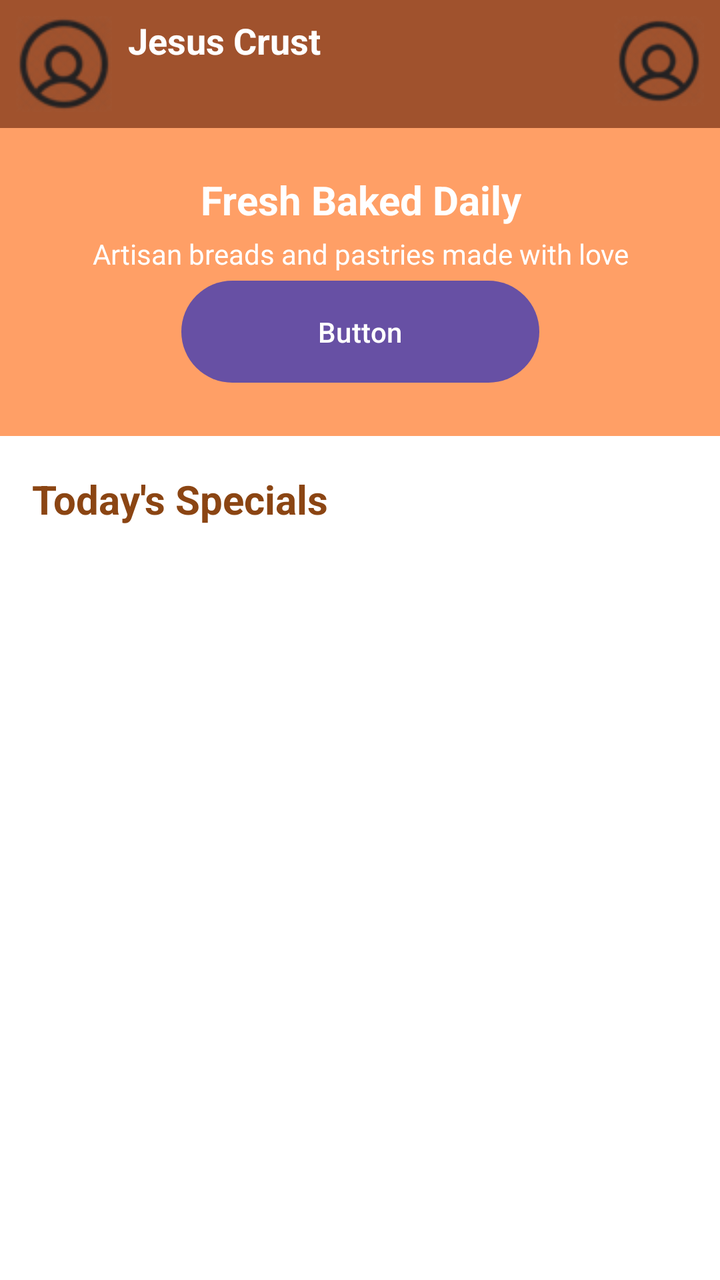
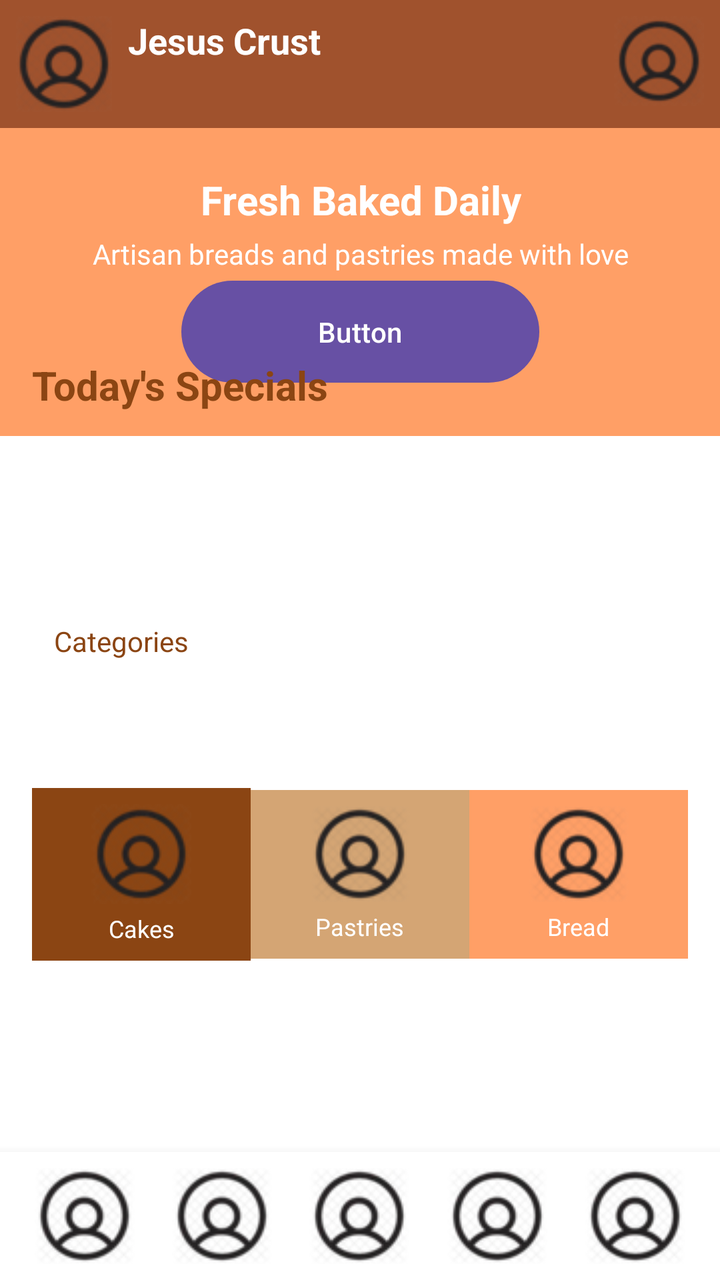

The first picture is an Android layout as it rendered before a commit; the second is the same layout after the commit. The layout source and the unified diff follow.
<!-- AndroidManifest.xml: application theme Theme.JesusCrust -->
<!-- res/layout/menu.xml -->
<?xml version="1.0" encoding="utf-8"?>
<androidx.constraintlayout.widget.ConstraintLayout
    xmlns:android="http://schemas.android.com/apk/res/android"
    xmlns:app="http://schemas.android.com/apk/res-auto"
    xmlns:tools="http://schemas.android.com/tools"
    android:id="@+id/menu"
    android:layout_width="match_parent"
    android:layout_height="match_parent"
    android:background="#FFFFFF"
    tools:context=".MenuActivity">

    
    <LinearLayout
        android:id="@+id/BannerDailyHome"
        android:layout_width="408dp"
        android:layout_height="154dp"
        android:background="#FF9F66"
        android:gravity="center"
        android:orientation="vertical"
        android:padding="16dp"
        app:layout_constraintEnd_toEndOf="parent"
        app:layout_constraintStart_toStartOf="parent"
        app:layout_constraintTop_toBottomOf="@id/TopBannerContainer">

        <TextView
            android:id="@+id/textDaily"
            android:layout_width="wrap_content"
            android:layout_height="wrap_content"
            android:text="Fresh Baked Daily"
            android:textAlignment="center"
            android:textColor="#FFFFFF"
            android:textSize="20sp"
            android:textStyle="bold" />

        <TextView
            android:id="@+id/textDaily2"
            android:layout_width="match_parent"
            android:layout_height="wrap_content"
            android:layout_marginTop="4dp"
            android:text="Artisan breads and pastries made with love"
            android:textAlignment="center"
            android:textColor="#FFFFFF" />

        <Button
            android:id="@+id/button3"
            android:layout_width="179dp"
            android:layout_height="59dp"
            android:text="Button" />

    </LinearLayout>

    <LinearLayout
        android:id="@+id/TopBannerContainer"
        android:layout_width="match_parent"
        android:layout_height="wrap_content"
        android:orientation="horizontal"
        android:padding="8dp"
        android:background="#A0522D"
        app:layout_constraintTop_toTopOf="parent"
        app:layout_constraintStart_toStartOf="parent"
        app:layout_constraintEnd_toEndOf="parent">

        <ImageButton
            android:id="@+id/Icon1"
            android:layout_width="48dp"
            android:layout_height="48dp"
            android:background="?attr/selectableItemBackgroundBorderless"
            android:contentDescription="User icon"
            app:srcCompat="@drawable/user" />

        <TextView
            android:layout_width="wrap_content"
            android:layout_height="wrap_content"
            android:gravity="center_vertical"
            android:paddingStart="8dp"
            android:text="Jesus Crust"
            android:textSize="18sp"
            android:textStyle="bold"
            android:textColor="#FFFFFF" />

        <View
            android:layout_width="0dp"
            android:layout_height="0dp"
            android:layout_weight="1" />

        <ImageView
            android:layout_width="45dp"
            android:layout_height="45dp"
            android:contentDescription="Logo"
            app:srcCompat="@drawable/user" />
    </LinearLayout>

    

    

    

    <TextView
        android:id="@+id/MenuTitle"
        android:layout_width="wrap_content"
        android:layout_height="wrap_content"
        android:layout_marginStart="16dp"
        android:layout_marginTop="236dp"
        android:layout_marginEnd="245dp"
        android:layout_marginBottom="21dp"
        android:text="Today's Specials"
        android:textColor="#8B4513"
        android:textSize="20sp"
        android:textStyle="bold"
        app:layout_constraintBottom_toTopOf="@+id/MenuScroll"
        app:layout_constraintEnd_toEndOf="parent"
        app:layout_constraintHorizontal_bias="0.0"
        app:layout_constraintStart_toStartOf="parent"
        app:layout_constraintTop_toTopOf="parent"
        app:layout_constraintVertical_bias="0.19" />

    <HorizontalScrollView
        android:id="@+id/MenuScroll"
        android:layout_width="0dp"
        android:layout_height="wrap_content"
        android:layout_margin="8dp"
        android:scrollbars="none"
        app:layout_constraintEnd_toEndOf="parent"
        app:layout_constraintStart_toStartOf="parent"
        app:layout_constraintTop_toBottomOf="@+id/MenuTitle">

        <LinearLayout
            android:id="@+id/productsContainer"
            android:layout_width="wrap_content"
            android:layout_height="wrap_content"
            android:orientation="horizontal"
            android:padding="8dp">
            
        </LinearLayout>
    </HorizontalScrollView>


</androidx.constraintlayout.widget.ConstraintLayout>
<!-- resources referenced by this layout -->
<resources>
  <!-- drawable user: png bitmap (drawable, 7929 bytes) -->
  <style name="Theme.JesusCrust" parent="Base.Theme.JesusCrust" />
  <style name="Base.Theme.JesusCrust" parent="Theme.Material3.DayNight.NoActionBar">
          
          
      </style>
</resources>

<!-- the commit's change to res/layout/menu.xml (unified diff, before → after) -->
@@ -120,7 +120,9 @@
         android:layout_width="0dp"
         android:layout_height="wrap_content"
         android:layout_margin="8dp"
+        android:layout_marginBottom="52dp"
         android:scrollbars="none"
+        app:layout_constraintBottom_toTopOf="@+id/Categories"
         app:layout_constraintEnd_toEndOf="parent"
         app:layout_constraintStart_toStartOf="parent"
         app:layout_constraintTop_toBottomOf="@+id/MenuTitle">
@@ -135,5 +137,187 @@
         </LinearLayout>
     </HorizontalScrollView>
 
+    <TextView
+        android:id="@+id/Categories"
+        android:layout_width="wrap_content"
+        android:layout_height="wrap_content"
+        android:layout_marginStart="27dp"
+        android:layout_marginTop="52dp"
+        android:layout_marginEnd="326dp"
+        android:layout_marginBottom="24dp"
+        android:text="Categories"
+        android:textColor="#8B4513"
+        app:layout_constraintBottom_toTopOf="@+id/CategoriesContainer"
+        app:layout_constraintEnd_toEndOf="parent"
+        app:layout_constraintHorizontal_bias="0.0"
+        app:layout_constraintStart_toStartOf="parent"
+        app:layout_constraintTop_toBottomOf="@+id/MenuScroll" />
+
+    
+
+    
+    <LinearLayout
+        android:id="@+id/CategoriesContainer"
+        android:layout_width="0dp"
+        android:layout_height="wrap_content"
+        android:layout_marginTop="24dp"
+        android:layout_marginBottom="137dp"
+        android:gravity="center"
+        android:orientation="horizontal"
+        android:padding="16dp"
+        app:layout_constraintBottom_toTopOf="@+id/BottomNav"
+        app:layout_constraintEnd_toEndOf="parent"
+        app:layout_constraintHorizontal_bias="0.0"
+        app:layout_constraintStart_toStartOf="parent"
+        app:layout_constraintTop_toBottomOf="@+id/Categories">>
+
+        <LinearLayout
+            android:layout_width="0dp"
+            android:layout_height="wrap_content"
+            android:layout_weight="1"
+            android:background="#8B4513"
+            android:gravity="center"
+            android:orientation="vertical"
+            android:padding="8dp">
+
+            <ImageButton
+                android:id="@+id/imageButton7"
+                android:layout_width="match_parent"
+                android:layout_height="wrap_content"
+                android:layout_weight="1"
+                android:background="?attr/selectableItemBackgroundBorderless"
+                android:backgroundTint="#D4A574"
+                android:contentDescription="Home"
+                app:srcCompat="@drawable/user" />
+
+            <TextView
+                android:layout_width="match_parent"
+                android:layout_height="wrap_content"
+                android:layout_marginTop="4dp"
+                android:layout_weight="1"
+                android:text="Cakes"
+                android:textAlignment="center"
+                android:textColor="#FFFFFF"
+                android:textSize="12sp" />
+
+        </LinearLayout>
+
+        <LinearLayout
+            android:layout_width="0dp"
+            android:layout_height="wrap_content"
+            android:layout_weight="1"
+            android:background="#D4A574"
+            android:gravity="center"
+            android:orientation="vertical"
+            android:padding="8dp">
+
+            <ImageButton
+                android:id="@+id/imageButton6"
+                android:layout_width="match_parent"
+                android:layout_height="48dp"
+                android:layout_weight="1"
+                android:background="?attr/selectableItemBackgroundBorderless"
+                android:backgroundTint="#D4A574"
+                android:contentDescription="Home"
+                app:srcCompat="@drawable/user" />
+
+            <TextView
+                android:layout_width="wrap_content"
+                android:layout_height="wrap_content"
+                android:layout_marginTop="4dp"
+                android:text="Pastries"
+                android:textColor="#FFFFFF"
+                android:textSize="12sp" />
+        </LinearLayout>
+
+        <LinearLayout
+            android:layout_width="0dp"
+            android:layout_height="wrap_content"
+            android:layout_weight="1"
+            android:background="#FF9F66"
+            android:gravity="center"
+            android:orientation="vertical"
+            android:padding="8dp">
+
+            <ImageButton
+                android:id="@+id/imageButton"
+                android:layout_width="match_parent"
+                android:layout_height="48dp"
+                android:layout_weight="1"
+                android:background="?attr/selectableItemBackgroundBorderless"
+                android:contentDescription="Home"
+                app:srcCompat="@drawable/user" />
+
+            <TextView
+                android:layout_width="wrap_content"
+                android:layout_height="wrap_content"
+                android:layout_marginTop="4dp"
+                android:text="Bread"
+                android:textColor="#FFFFFF"
+                android:textSize="12sp" />
+        </LinearLayout>
+    </LinearLayout>
+
+    
+    <LinearLayout
+        android:id="@+id/BottomNav"
+        android:layout_width="0dp"
+        android:layout_height="wrap_content"
+        android:orientation="horizontal"
+        android:gravity="center"
+        android:padding="8dp"
+        android:background="#FFFFFF"
+        android:elevation="8dp"
+        app:layout_constraintBottom_toBottomOf="parent"
+        app:layout_constraintStart_toStartOf="parent"
+        app:layout_constraintEnd_toEndOf="parent">
+
+        <ImageButton
+            android:id="@+id/imageButton1"
+            android:layout_width="0dp"
+            android:layout_height="48dp"
+            android:layout_weight="1"
+            android:background="?attr/selectableItemBackgroundBorderless"
+            android:contentDescription="Home"
+            app:srcCompat="@drawable/user" />
+
+        <ImageButton
+            android:id="@+id/MenuHome"
+            android:layout_width="0dp"
+            android:layout_height="48dp"
+            android:layout_weight="1"
+            android:background="?attr/selectableItemBackgroundBorderless"
+            android:contentDescription="Menu"
+            app:srcCompat="@drawable/user" />
+
+        <ImageButton
+            android:id="@+id/imageButton3"
+            android:layout_width="0dp"
+            android:layout_height="48dp"
+            android:layout_weight="1"
+            android:background="?attr/selectableItemBackgroundBorderless"
+            android:contentDescription="Orders"
+            app:srcCompat="@drawable/user" />
+
+        <ImageButton
+            android:id="@+id/imageButton4"
+            android:layout_width="0dp"
+            android:layout_height="48dp"
+            android:layout_weight="1"
+            android:background="?attr/selectableItemBackgroundBorderless"
+            android:contentDescription="Cart"
+            app:srcCompat="@drawable/user" />
+
+        <ImageButton
+            android:id="@+id/imageButton5"
+            android:layout_width="0dp"
+            android:layout_height="48dp"
+            android:layout_weight="1"
+            android:background="?attr/selectableItemBackgroundBorderless"
+            android:contentDescription="Profile"
+            app:srcCompat="@drawable/user" />
+    </LinearLayout>
+
+
 
 </androidx.constraintlayout.widget.ConstraintLayout>
